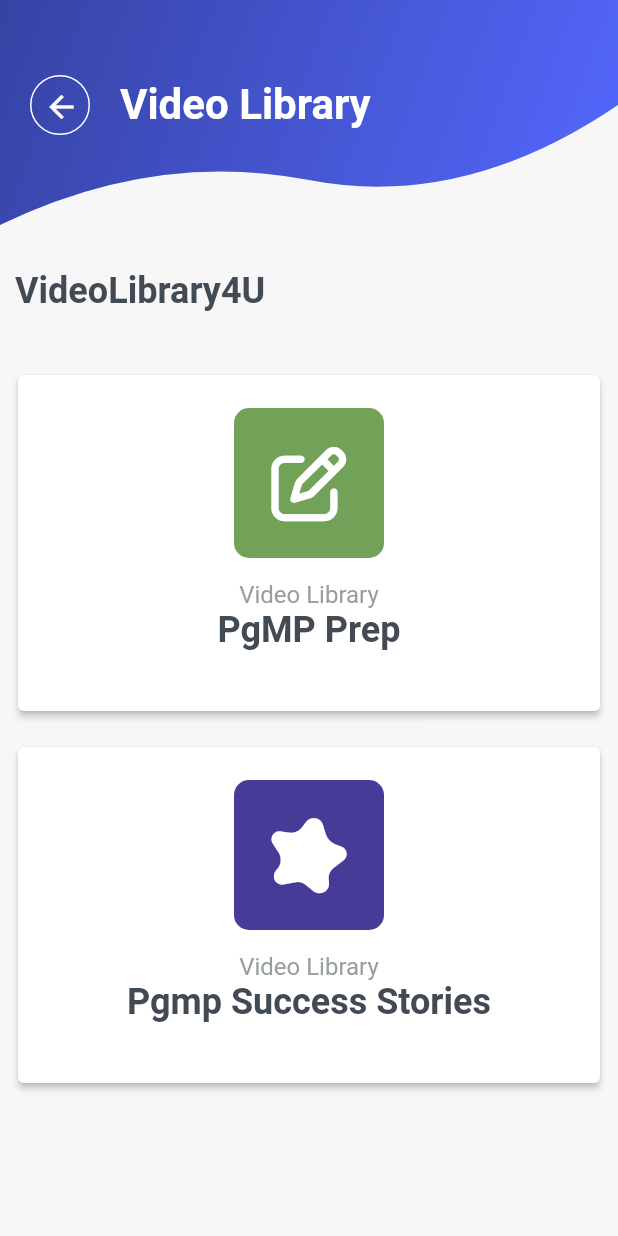
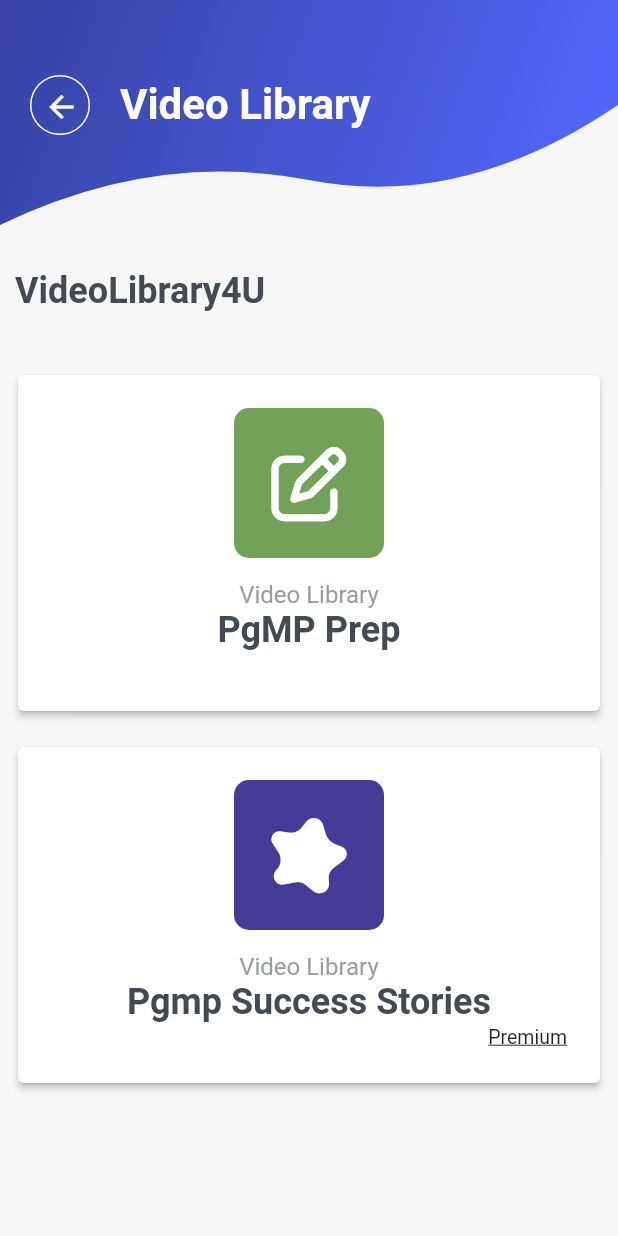
Before and after one commit to GTS-Infosoft-LLP/pgmp4u_gts, a Flutter app: the VideoLibraryPage screen opened directly, on a phone screen of 412 x 824 dp. Run offline on Flutter 3.47's test engine with Material 2 defaults, Android fonts, the phone set to English and light mode, and no system bars; our stand-ins replace cloud_firestore, firebase_auth, firebase_core, firebase_database, firebase_messaging, flutter_local_notifications and 13 more; missing offline and left inert: cloud_firestore_web, firebase_auth_web, firebase_core_web, firebase_messaging_web, firebase_storage_web, flutter_inappwebview and 4 more; accounts and stored records are empty; Roboto replaces fonts that are missing (Lato-Regular, Raleway).

Commit message:
design change

```diff
--- a/lib/Models/options_model.dart
+++ b/lib/Models/options_model.dart
@@ -15,6 +15,6 @@ class OptionsItem {
   final String name;
   final IconData iconImage;
   final homeOption screen;
-
-  OptionsItem({this.iconImage, this.name, this.screen});
+  final String btntxt;
+  OptionsItem({this.iconImage, this.name, this.screen,this.btntxt});
 }
--- a/lib/Screens/home_view/video_library.dart
+++ b/lib/Screens/home_view/video_library.dart
@@ -3,6 +3,7 @@ import 'package:font_awesome_flutter/font_awesome_flutter.dart';
 
 import '../../tool/ShapeClipper.dart';
 import 'VideoLibrary/Playlist.dart';
+import 'VideoLibrary/RandomPage.dart';
 
 class VideoLibraryPage extends StatefulWidget {
   @override
@@ -88,6 +89,7 @@ class _VideoLibraryPageState extends State<VideoLibraryPage> {
                 child: Column(
                   children: <Widget>[
                     Options(
+                      isShowPremium: false,
                       iconBackground: Color(0xff72a258),
                       icon: Icon(
                         FontAwesomeIcons.edit,
@@ -115,6 +117,7 @@ class _VideoLibraryPageState extends State<VideoLibraryPage> {
                         color: Colors.white,
                       ),
                       text: "Pgmp Success Stories",
+                      isShowPremium: true,
                       onTap: () {
                         Navigator.push(
                           context,
@@ -125,6 +128,13 @@ class _VideoLibraryPageState extends State<VideoLibraryPage> {
                             ),
                           ),
                         );
+                      },
+                      onPremiumTap: () {
+                        Navigator.push(
+                            context,
+                            MaterialPageRoute(
+                              builder: (BuildContext context) => RandomPage(),
+                            ));
                       },
                     ),
                   ],
@@ -143,12 +153,15 @@ class Options extends StatelessWidget {
       {@required this.iconBackground,
       @required this.icon,
       @required this.text,
-      this.onTap});
+      @required this.isShowPremium,
+      @required this.onPremiumTap,
+      @required this.onTap});
   final Color iconBackground;
   final Icon icon;
   final String text;
+  final bool isShowPremium;
   Function onTap;
-
+  Function onPremiumTap;
   final Color _darkText = Color(0xff424b53);
   final Color _lightText = Color(0xff989d9e);
 
@@ -195,6 +208,24 @@ class Options extends StatelessWidget {
                               fontWeight: FontWeight.bold,
                               fontFamily: 'Lato-Regular',
                               color: _darkText)),
+                      SizedBox(
+                        height: 2,
+                      ),
+                      Row(
+                        mainAxisAlignment: MainAxisAlignment.end,
+                        children: [
+                          isShowPremium
+                              ? GestureDetector(
+                                onTap: onPremiumTap,
+                                  child: Text(
+                                  "Premium",
+                                  style: TextStyle(
+                                    fontSize: 13,
+                                      decoration: TextDecoration.underline),
+                                ))
+                              : SizedBox(),
+                        ],
+                      ),
                     ],
                   )
                 ]),
```
Also changed, not shown: lib/Screens/Tests/testsScreen.dart (+1 -1 lines), lib/Screens/home_view/VideoLibrary/RandomPage.dart (added, +186 -0 lines), lib/Screens/home_view/home.dart (+25 -2 lines), 3 other files.
